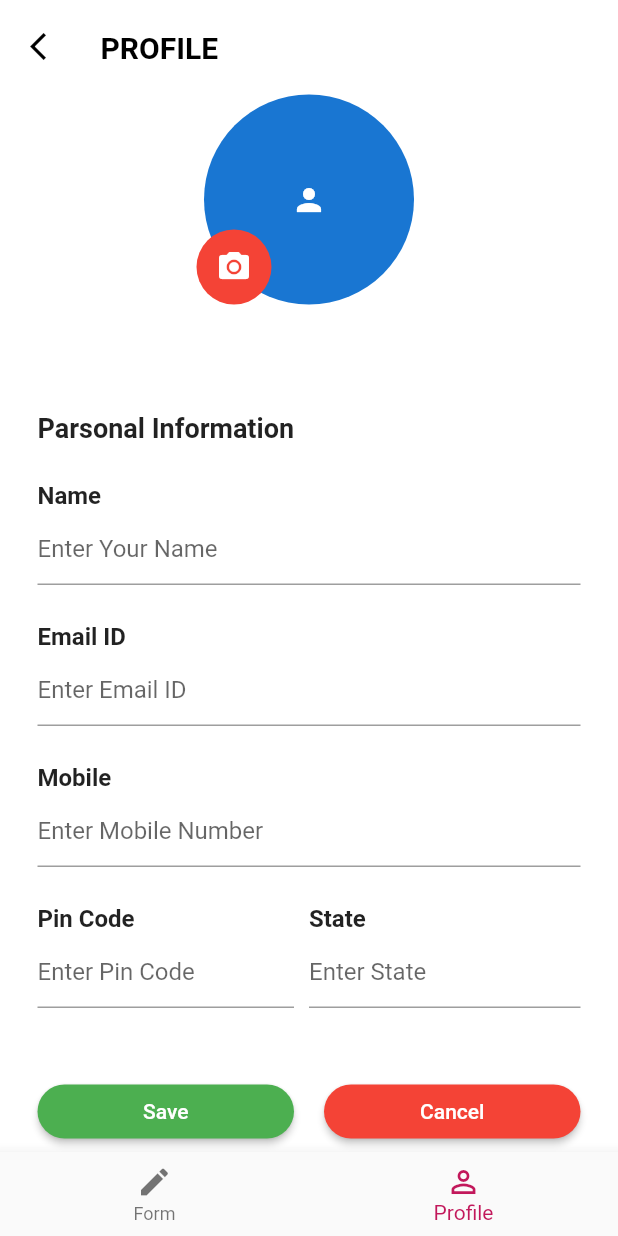
After one commit to Kerimserdar/U-nion, a Flutter app: the User screen opened directly, item 2 of the bottom bar chosen, after a tap on the "edit" icon, on a phone screen of 412 x 824 dp. The commit adds this screen. Run offline on Flutter 3.47's test engine with Material 2 defaults, Android fonts, the light colour scheme and no system bars; missing offline and left inert: mysql1; accounts and stored records are empty; Roboto replaces fonts that are missing (sans-serif-light).

Commit message:
profile needs fix

```diff
--- a/lib/pages.dart
+++ b/lib/form.dart
@@ -1,12 +1,11 @@
 import 'package:flutter/material.dart';
-import 'login.dart';
 
-class Pages extends StatefulWidget {
+class CreatingForm extends StatefulWidget {
   @override
-  _PagesState createState() => _PagesState();
+  _CreatingFormState createState() => _CreatingFormState();
 }
 
-class _PagesState extends State<Pages> {
+class _CreatingFormState extends State<CreatingForm> {
   TextEditingController film = new TextEditingController();
   TextEditingController book = new TextEditingController();
   TextEditingController music = new TextEditingController();
@@ -150,7 +149,7 @@ class _PagesState extends State<Pages> {
                 ElevatedButton(
                   onPressed: () {
                     Navigator.pushReplacement(context,
-                        MaterialPageRoute(builder: (context) => Pages()));
+                        MaterialPageRoute(builder: (context) => CreatingForm()));
                   },
                   child: Row(
                     children: [
--- a/lib/login.dart
+++ b/lib/login.dart
@@ -1,8 +1,7 @@
 import 'package:flutter/material.dart';
 import 'package:union/connect.dart';
-import 'package:union/pages.dart';
 import 'package:union/signup.dart';
-import 'package:http/http.dart' as http;
+import 'package:union/user.dart';
 
 int id;
 String name;
@@ -38,7 +37,7 @@ class _LoginState extends State<Login> {
                         mail = row[3],
                       },
                     Navigator.pushReplacement(context,
-                        MaterialPageRoute(builder: (context) => Pages())),
+                        MaterialPageRoute(builder: (context) => User())),
                   }
                 else
                   {
--- /dev/null
+++ b/lib/profile.dart
@@ -0,0 +1,373 @@
+import 'package:flutter/material.dart';
+
+class Profile extends StatefulWidget {
+  const Profile({Key key}) : super(key: key);
+
+  @override
+  _ProfileState createState() => _ProfileState();
+}
+
+class _ProfileState extends State<Profile> {
+  bool _status = true;
+  final FocusNode myFocusNode = FocusNode();
+
+  @override
+  void initState() {
+    super.initState();
+  }
+
+  @override
+  Widget build(BuildContext context) {
+    return new Scaffold(
+        body: new Container(
+      color: Colors.white,
+      child: new ListView(
+        children: <Widget>[
+          Column(
+            children: <Widget>[
+              new Container(
+                height: 250.0,
+                color: Colors.white,
+                child: new Column(
+                  children: <Widget>[
+                    Padding(
+                        padding: EdgeInsets.only(left: 20.0, top: 20.0),
+                        child: new Row(
+                          crossAxisAlignment: CrossAxisAlignment.start,
+                          children: <Widget>[
+                            new Icon(
+                              Icons.arrow_back_ios,
+                              color: Colors.black,
+                              size: 22.0,
+                            ),
+                            Padding(
+                              padding: EdgeInsets.only(left: 25.0),
+                              child: new Text('PROFILE',
+                                  style: TextStyle(
+                                      fontWeight: FontWeight.bold,
+                                      fontSize: 20.0,
+                                      fontFamily: 'sans-serif-light',
+                                      color: Colors.black)),
+                            )
+                          ],
+                        )),
+                    Padding(
+                      padding: EdgeInsets.only(top: 20.0),
+                      child: new Stack(fit: StackFit.loose, children: <Widget>[
+                        new Row(
+                          crossAxisAlignment: CrossAxisAlignment.center,
+                          mainAxisAlignment: MainAxisAlignment.center,
+                          children: <Widget>[
+                            new Container(
+                                width: 140.0,
+                                height: 140.0,
+                                child: new CircleAvatar(
+                                  child: Icon(Icons.person),
+                                )),
+                          ],
+                        ),
+                        Padding(
+                            padding: EdgeInsets.only(top: 90.0, right: 100.0),
+                            child: new Row(
+                              mainAxisAlignment: MainAxisAlignment.center,
+                              children: <Widget>[
+                                new CircleAvatar(
+                                  backgroundColor: Colors.red,
+                                  radius: 25.0,
+                                  child: new Icon(
+                                    Icons.camera_alt,
+                                    color: Colors.white,
+                                  ),
+                                )
+                              ],
+                            )),
+                      ]),
+                    )
+                  ],
+                ),
+              ),
+              new Container(
+                color: Color(0xffFFFFFF),
+                child: Padding(
+                  padding: EdgeInsets.only(bottom: 25.0),
+                  child: new Column(
+                    crossAxisAlignment: CrossAxisAlignment.start,
+                    mainAxisAlignment: MainAxisAlignment.start,
+                    children: <Widget>[
+                      Padding(
+                          padding: EdgeInsets.only(
+                              left: 25.0, right: 25.0, top: 25.0),
+                          child: new Row(
+                            mainAxisAlignment: MainAxisAlignment.spaceBetween,
+                            mainAxisSize: MainAxisSize.max,
+                            children: <Widget>[
+                              new Column(
+                                mainAxisAlignment: MainAxisAlignment.start,
+                                mainAxisSize: MainAxisSize.min,
+                                children: <Widget>[
+                                  new Text(
+                                    'Parsonal Information',
+                                    style: TextStyle(
+                                        fontSize: 18.0,
+                                        fontWeight: FontWeight.bold),
+                                  ),
+                                ],
+                              ),
+                              new Column(
+                                mainAxisAlignment: MainAxisAlignment.end,
+                                mainAxisSize: MainAxisSize.min,
+                                children: <Widget>[
+                                  _status ? _getEditIcon() : new Container(),
+                                ],
+                              )
+                            ],
+                          )),
+                      Padding(
+                          padding: EdgeInsets.only(
+                              left: 25.0, right: 25.0, top: 25.0),
+                          child: new Row(
+                            mainAxisSize: MainAxisSize.max,
+                            children: <Widget>[
+                              new Column(
+                                mainAxisAlignment: MainAxisAlignment.start,
+                                mainAxisSize: MainAxisSize.min,
+                                children: <Widget>[
+                                  new Text(
+                                    'Name',
+                                    style: TextStyle(
+                                        fontSize: 16.0,
+                                        fontWeight: FontWeight.bold),
+                                  ),
+                                ],
+                              ),
+                            ],
+                          )),
+                      Padding(
+                          padding: EdgeInsets.only(
+                              left: 25.0, right: 25.0, top: 2.0),
+                          child: new Row(
+                            mainAxisSize: MainAxisSize.max,
+                            children: <Widget>[
+                              new Flexible(
+                                child: new TextField(
+                                  decoration: const InputDecoration(
+                                    hintText: "Enter Your Name",
+                                  ),
+                                  enabled: !_status,
+                                  autofocus: !_status,
+                                ),
+                              ),
+                            ],
+                          )),
+                      Padding(
+                          padding: EdgeInsets.only(
+                              left: 25.0, right: 25.0, top: 25.0),
+                          child: new Row(
+                            mainAxisSize: MainAxisSize.max,
+                            children: <Widget>[
+                              new Column(
+                                mainAxisAlignment: MainAxisAlignment.start,
+                                mainAxisSize: MainAxisSize.min,
+                                children: <Widget>[
+                                  new Text(
+                                    'Email ID',
+                                    style: TextStyle(
+                                        fontSize: 16.0,
+                                        fontWeight: FontWeight.bold),
+                                  ),
+                                ],
+                              ),
+                            ],
+                          )),
+                      Padding(
+                          padding: EdgeInsets.only(
+                              left: 25.0, right: 25.0, top: 2.0),
+                          child: new Row(
+                            mainAxisSize: MainAxisSize.max,
+                            children: <Widget>[
+                              new Flexible(
+                                child: new TextField(
+                                  decoration: const InputDecoration(
+                                      hintText: "Enter Email ID"),
+                                  enabled: !_status,
+                                ),
+                              ),
+                            ],
+                          )),
+                      Padding(
+                          padding: EdgeInsets.only(
+                              left: 25.0, right: 25.0, top: 25.0),
+                          child: new Row(
+                            mainAxisSize: MainAxisSize.max,
+                            children: <Widget>[
+                              new Column(
+                                mainAxisAlignment: MainAxisAlignment.start,
+                                mainAxisSize: MainAxisSize.min,
+                                children: <Widget>[
+                                  new Text(
+                                    'Mobile',
+                                    style: TextStyle(
+                                        fontSize: 16.0,
+                                        fontWeight: FontWeight.bold),
+                                  ),
+                                ],
+                              ),
+                            ],
+                          )),
+                      Padding(
+                          padding: EdgeInsets.only(
+                              left: 25.0, right: 25.0, top: 2.0),
+                          child: new Row(
+                            mainAxisSize: MainAxisSize.max,
+                            children: <Widget>[
+                              new Flexible(
+                                child: new TextField(
+                                  decoration: const InputDecoration(
+                                      hintText: "Enter Mobile Number"),
+                                  enabled: !_status,
+                                ),
+                              ),
+                            ],
+                          )),
+                      Padding(
+                          padding: EdgeInsets.only(
+                              left: 25.0, right: 25.0, top: 25.0),
+                          child: new Row(
+                            mainAxisSize: MainAxisSize.max,
+                            mainAxisAlignment: MainAxisAlignment.start,
+                            children: <Widget>[
+                              Expanded(
+                                child: Container(
+                                  child: new Text(
+                                    'Pin Code',
+                                    style: TextStyle(
+                                        fontSize: 16.0,
+                                        fontWeight: FontWeight.bold),
+                                  ),
+                                ),
+                                flex: 2,
+                              ),
+                              Expanded(
+                                child: Container(
+                                  child: new Text(
+                                    'State',
+                                    style: TextStyle(
+                                        fontSize: 16.0,
+                                        fontWeight: FontWeight.bold),
+                                  ),
+                                ),
+                                flex: 2,
+                              ),
+                            ],
+                          )),
+                      Padding(
+                          padding: EdgeInsets.only(
+                              left: 25.0, right: 25.0, top: 2.0),
+                          child: new Row(
+                            mainAxisSize: MainAxisSize.max,
+                            mainAxisAlignment: MainAxisAlignment.start,
+                            children: <Widget>[
+                              Flexible(
+                                child: Padding(
+                                  padding: EdgeInsets.only(right: 10.0),
+                                  child: new TextField(
+                                    decoration: const InputDecoration(
+                                        hintText: "Enter Pin Code"),
+                                    enabled: !_status,
+                                  ),
+                                ),
+                                flex: 2,
+                              ),
+                              Flexible(
+                                child: new TextField(
+                                  decoration: const InputDecoration(
+                                      hintText: "Enter State"),
+                                  enabled: !_status,
+                                ),
+                                flex: 2,
+                              ),
+                            ],
+                          )),
+                      !_status ? _getActionButtons() : new Container(),
+                    ],
+                  ),
+                ),
+              )
+            ],
+          ),
+        ],
+      ),
+    ));
+  }
+
+  Widget _getActionButtons() {
+    return Padding(
+      padding: EdgeInsets.only(left: 25.0, right: 25.0, top: 45.0),
+      child: new Row(
+        mainAxisSize: MainAxisSize.max,
+        mainAxisAlignment: MainAxisAlignment.start,
+        children: <Widget>[
+          Expanded(
+            child: Padding(
+              padding: EdgeInsets.only(right: 10.0),
+              child: Container(
+                  child: new RaisedButton(
+                child: new Text("Save"),
+                textColor: Colors.white,
+                color: Colors.green,
+                onPressed: () {
+                  setState(() {
+                    _status = true;
+                    FocusScope.of(context).requestFocus(new FocusNode());
+                  });
+                },
+                shape: new RoundedRectangleBorder(
+                    borderRadius: new BorderRadius.circular(20.0)),
+              )),
+            ),
+            flex: 2,
+          ),
+          Expanded(
+            child: Padding(
+              padding: EdgeInsets.only(left: 10.0),
+              child: Container(
+                  child: new RaisedButton(
+                child: new Text("Cancel"),
+                textColor: Colors.white,
+                color: Colors.red,
+                onPressed: () {
+                  setState(() {
+                    _status = true;
+                    FocusScope.of(context).requestFocus(new FocusNode());
+                  });
+                },
+                shape: new RoundedRectangleBorder(
+                    borderRadius: new BorderRadius.circular(20.0)),
+              )),
+            ),
+            flex: 2,
+          ),
+        ],
+      ),
+    );
+  }
+
+  Widget _getEditIcon() {
+    return new GestureDetector(
+      child: new CircleAvatar(
+        backgroundColor: Colors.red,
+        radius: 14.0,
+        child: new Icon(
+          Icons.edit,
+          color: Colors.white,
+          size: 16.0,
+        ),
+      ),
+      onTap: () {
+        setState(() {
+          _status = false;
+        });
+      },
+    );
+  }
+}
--- a/lib/signup.dart
+++ b/lib/signup.dart
@@ -1,7 +1,6 @@
 import 'package:flutter/material.dart';
 import 'package:union/login.dart';
 import 'dart:math';
-import 'package:http/http.dart' as http;
 
 import 'connect.dart';
 
--- /dev/null
+++ b/lib/user.dart
@@ -0,0 +1,57 @@
+import 'package:flutter/material.dart';
+import 'package:union/form.dart';
+import 'package:union/profile.dart';
+
+class User extends StatefulWidget {
+  const User({Key key}) : super(key: key);
+
+  @override
+  _UserState createState() => _UserState();
+}
+
+class _UserState extends State<User> {
+  PageController _controller = PageController(initialPage: 0);
+
+  int _selectedIndex = 0;
+
+  void _onItemTapped(int index) {
+    setState(() {
+      _selectedIndex = index;
+      _controller.jumpToPage(index);
+    });
+  }
+
+  @override
+  Widget build(BuildContext context) {
+    return Scaffold(
+      body: PageView(
+        controller: _controller,
+        children: <Widget>[
+          CreatingForm(),
+          Profile(),
+        ],
+        onPageChanged: (i) {
+          setState(() {
+            _selectedIndex = i;
+          });
+        },
+      ),
+      bottomNavigationBar: BottomNavigationBar(
+        type: BottomNavigationBarType.fixed,
+        items: <BottomNavigationBarItem>[
+          BottomNavigationBarItem(
+            icon: Icon(Icons.create),
+            label: "Form",
+          ),
+          BottomNavigationBarItem(
+            icon: Icon(Icons.person_outline),
+            label: "Profile",
+          ),
+        ],
+        currentIndex: _selectedIndex,
+        selectedItemColor: Colors.pink[700],
+        onTap: _onItemTapped,
+      ),
+    );
+  }
+}
```
